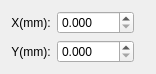
Qt form ShrikeDxf/PointAttribute.ui (whisper512/ShrikeDxf-V0.1) before a commit.
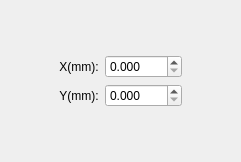
The same form after that commit.

The edit to the form file:
```diff
--- a/ShrikeDxf/PointAttribute.ui
+++ b/ShrikeDxf/PointAttribute.ui
@@ -6,15 +6,60 @@
    <rect>
     <x>0</x>
     <y>0</y>
-    <width>156</width>
-    <height>70</height>
+    <width>241</width>
+    <height>162</height>
    </rect>
   </property>
+  <property name="sizePolicy">
+   <sizepolicy hsizetype="Expanding" vsizetype="Preferred">
+    <horstretch>0</horstretch>
+    <verstretch>0</verstretch>
+   </sizepolicy>
+  </property>
   <property name="windowTitle">
    <string>PointAttributeClass</string>
   </property>
-  <layout class="QFormLayout" name="formLayout">
-   <item row="0" column="0">
+  <layout class="QGridLayout" name="gridLayout">
+   <item row="1" column="0">
+    <spacer name="horizontalSpacer_2">
+     <property name="orientation">
+      <enum>Qt::Orientation::Horizontal</enum>
+     </property>
+     <property name="sizeHint" stdset="0">
+      <size>
+       <width>40</width>
+       <height>20</height>
+      </size>
+     </property>
+    </spacer>
+   </item>
+   <item row="2" column="1">
+    <spacer name="verticalSpacer">
+     <property name="orientation">
+      <enum>Qt::Orientation::Vertical</enum>
+     </property>
+     <property name="sizeHint" stdset="0">
+      <size>
+       <width>20</width>
+       <height>40</height>
+      </size>
+     </property>
+    </spacer>
+   </item>
+   <item row="1" column="2">
+    <spacer name="horizontalSpacer">
+     <property name="orientation">
+      <enum>Qt::Orientation::Horizontal</enum>
+     </property>
+     <property name="sizeHint" stdset="0">
+      <size>
+       <width>40</width>
+       <height>20</height>
+      </size>
+     </property>
+    </spacer>
+   </item>
+   <item row="1" column="1">
     <layout class="QVBoxLayout" name="verticalLayout">
      <item>
       <layout class="QHBoxLayout" name="horizontalLayout">
@@ -93,6 +138,19 @@
      </item>
     </layout>
    </item>
+   <item row="0" column="1">
+    <spacer name="verticalSpacer_2">
+     <property name="orientation">
+      <enum>Qt::Orientation::Vertical</enum>
+     </property>
+     <property name="sizeHint" stdset="0">
+      <size>
+       <width>20</width>
+       <height>40</height>
+      </size>
+     </property>
+    </spacer>
+   </item>
   </layout>
  </widget>
  <layoutdefault spacing="6" margin="11"/>
```
